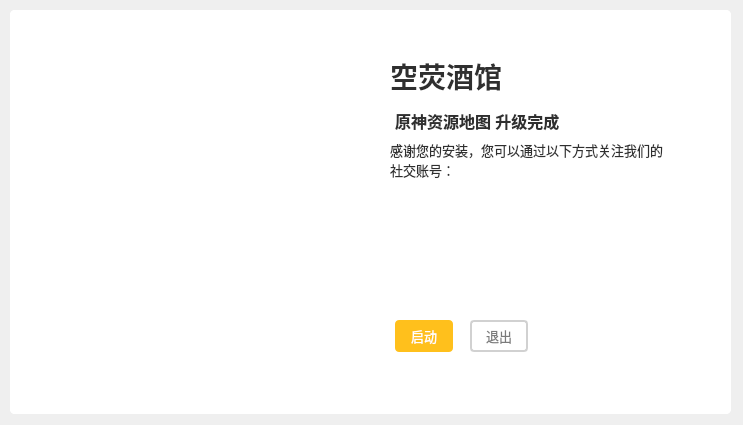
Qt form Form Files/tianli_widget.ui (Sallee1/KongYing_Installer) before a commit.
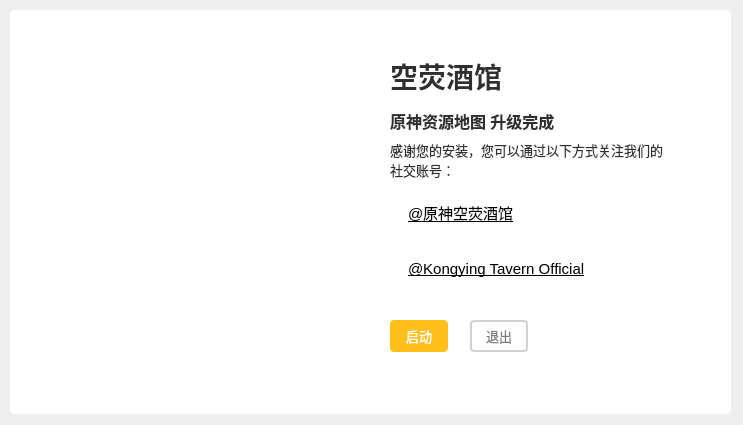
The same form after that commit. The open tabs and pages were chosen to show the change. Icons and pictures are not drawn.

Commit message: ui:调整对齐

The edit to the form file:
```diff
--- a/Form Files/tianli_widget.ui
+++ b/Form Files/tianli_widget.ui
@@ -1571,7 +1571,7 @@
       <widget class="QLabel" name="label_Wizard_finish_Update">
        <property name="geometry">
         <rect>
-         <x>115</x>
+         <x>110</x>
          <y>10</y>
          <width>301</width>
          <height>21</height>
@@ -1626,73 +1626,10 @@
         <bool>true</bool>
        </property>
       </widget>
-      <widget class="QWidget" name="horizontalLayoutWidget_2">
-       <property name="geometry">
-        <rect>
-         <x>119</x>
-         <y>99</y>
-         <width>231</width>
-         <height>81</height>
-        </rect>
-       </property>
-       <layout class="QHBoxLayout" name="horizontalLayout_2">
-        <property name="sizeConstraint">
-         <enum>QLayout::SetDefaultConstraint</enum>
-        </property>
-        <item>
-         <widget class="QLabel" name="label_Icon_2">
-          <property name="minimumSize">
-           <size>
-            <width>64</width>
-            <height>64</height>
-           </size>
-          </property>
-          <property name="maximumSize">
-           <size>
-            <width>64</width>
-            <height>64</height>
-           </size>
-          </property>
-          <property name="styleSheet">
-           <string notr="true">
-                                        font-size:13px;
-                                    </string>
-          </property>
-          <property name="text">
-           <string/>
-          </property>
-         </widget>
-        </item>
-        <item>
-         <widget class="QLabel" name="label_Icon_3">
-          <property name="minimumSize">
-           <size>
-            <width>64</width>
-            <height>64</height>
-           </size>
-          </property>
-          <property name="maximumSize">
-           <size>
-            <width>64</width>
-            <height>64</height>
-           </size>
-          </property>
-          <property name="styleSheet">
-           <string notr="true">
-                                        font-size:13px;
-                                    </string>
-          </property>
-          <property name="text">
-           <string/>
-          </property>
-         </widget>
-        </item>
-       </layout>
-      </widget>
       <widget class="QPushButton" name="pushButton_Finished_Run_Update">
        <property name="geometry">
         <rect>
-         <x>115</x>
+         <x>110</x>
          <y>220</y>
          <width>58</width>
          <height>32</height>
@@ -1751,6 +1688,105 @@
         <string>退出</string>
        </property>
       </widget>
+      <widget class="QWidget" name="horizontalLayoutWidget_2">
+       <property name="geometry">
+        <rect>
+         <x>110</x>
+         <y>90</y>
+         <width>321</width>
+         <height>102</height>
+        </rect>
+       </property>
+       <layout class="QGridLayout" name="gridLayout_externLink_2">
+        <property name="sizeConstraint">
+         <enum>QLayout::SetDefaultConstraint</enum>
+        </property>
+        <property name="spacing">
+         <number>10</number>
+        </property>
+        <item row="1" column="2">
+         <spacer name="horizontalSpacer_2">
+          <property name="orientation">
+           <enum>Qt::Horizontal</enum>
+          </property>
+          <property name="sizeHint" stdset="0">
+           <size>
+            <width>40</width>
+            <height>20</height>
+           </size>
+          </property>
+         </spacer>
+        </item>
+        <item row="1" column="0">
+         <widget class="QLabel" name="label_Icon_bilibili_2">
+          <property name="styleSheet">
+           <string notr="true">
+                                        font-size:13px;
+                                    </string>
+          </property>
+          <property name="text">
+           <string/>
+          </property>
+          <property name="pixmap">
+           <pixmap resource="../Resource Files/tianli.qrc">:/link/Resource/bilibili.png</pixmap>
+          </property>
+          <property name="openExternalLinks">
+           <bool>true</bool>
+          </property>
+         </widget>
+        </item>
+        <item row="2" column="0">
+         <widget class="QLabel" name="label_Icon_youtube_2">
+          <property name="styleSheet">
+           <string notr="true">
+                                        font-size:13px;
+                                    </string>
+          </property>
+          <property name="text">
+           <string/>
+          </property>
+          <property name="pixmap">
+           <pixmap resource="../Resource Files/tianli.qrc">:/link/Resource/youtube.png</pixmap>
+          </property>
+          <property name="openExternalLinks">
+           <bool>true</bool>
+          </property>
+         </widget>
+        </item>
+        <item row="2" column="1">
+         <widget class="QLabel" name="label_youtube_2">
+          <property name="font">
+           <font>
+            <pointsize>11</pointsize>
+            <bold>false</bold>
+           </font>
+          </property>
+          <property name="text">
+           <string>&lt;html&gt;&lt;head/&gt;&lt;body&gt;&lt;p&gt;&lt;a href=&quot;https://www.youtube.com/@KongyingTavernOfficial&quot;&gt;&lt;span style=&quot; text-decoration: underline; color:#000000;&quot;&gt;@Kongying Tavern Official&lt;/span&gt;&lt;/a&gt;&lt;/p&gt;&lt;/body&gt;&lt;/html&gt;</string>
+          </property>
+          <property name="openExternalLinks">
+           <bool>true</bool>
+          </property>
+         </widget>
+        </item>
+        <item row="1" column="1">
+         <widget class="QLabel" name="label_bilibili_2">
+          <property name="font">
+           <font>
+            <pointsize>11</pointsize>
+            <bold>false</bold>
+           </font>
+          </property>
+          <property name="text">
+           <string>&lt;html&gt;&lt;head/&gt;&lt;body&gt;&lt;p&gt;&lt;a href=&quot;https://space.bilibili.com/518076785&quot;&gt;&lt;span style=&quot; text-decoration: underline; color:#000000;&quot;&gt;@原神空荧酒馆&lt;/span&gt;&lt;/a&gt;&lt;/p&gt;&lt;/body&gt;&lt;/html&gt;</string>
+          </property>
+          <property name="openExternalLinks">
+           <bool>true</bool>
+          </property>
+         </widget>
+        </item>
+       </layout>
+      </widget>
      </widget>
      <widget class="QWidget" name="page_9">
       <widget class="QLabel" name="label_Wizard_failed_Update">
```
Left out of the diff: 95 changed lines with no effect on the pictures. The commit also changes 1 other file.
